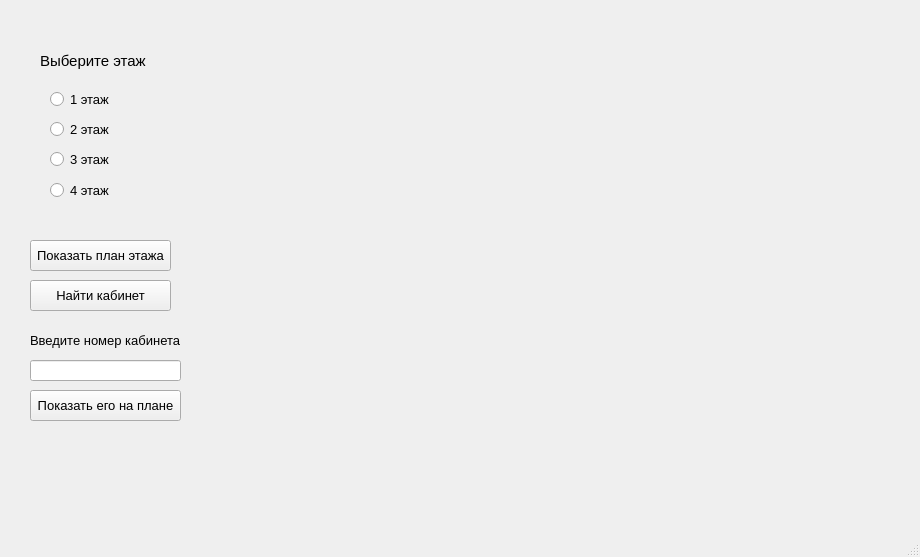
Old version of the form template.ui in the repository tanyaflos76/project_1.
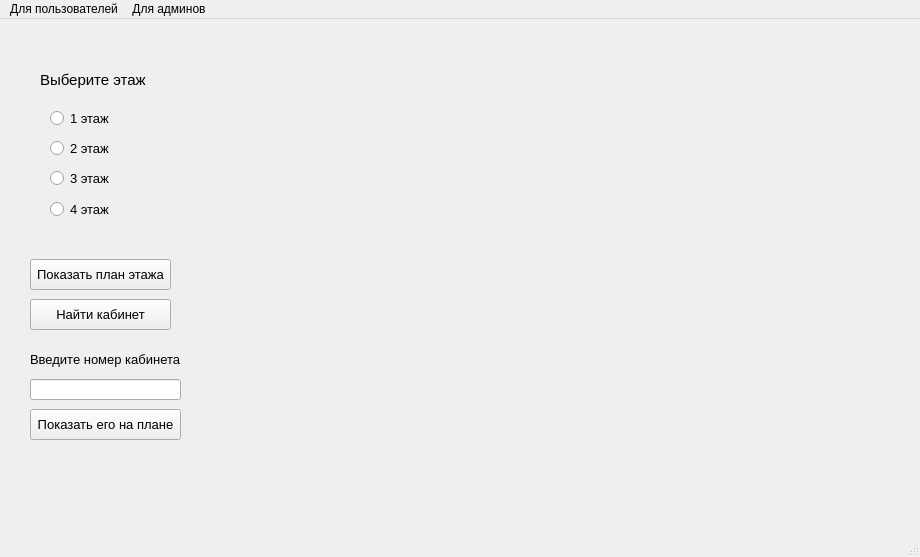
New version of the form.

Commit message: create main menu

```diff
--- a/template.ui
+++ b/template.ui
@@ -233,6 +233,20 @@
      <height>22</height>
     </rect>
    </property>
+   <widget class="QMenu" name="menu">
+    <property name="title">
+     <string>Для пользователей</string>
+    </property>
+    <addaction name="action"/>
+    <addaction name="action_2"/>
+   </widget>
+   <widget class="QMenu" name="menu_3">
+    <property name="title">
+     <string>Для админов</string>
+    </property>
+   </widget>
+   <addaction name="menu"/>
+   <addaction name="menu_3"/>
   </widget>
   <widget class="QStatusBar" name="statusbar"/>
  </widget>
```
Left out of the diff: 10 changed lines with no effect on the pictures.
